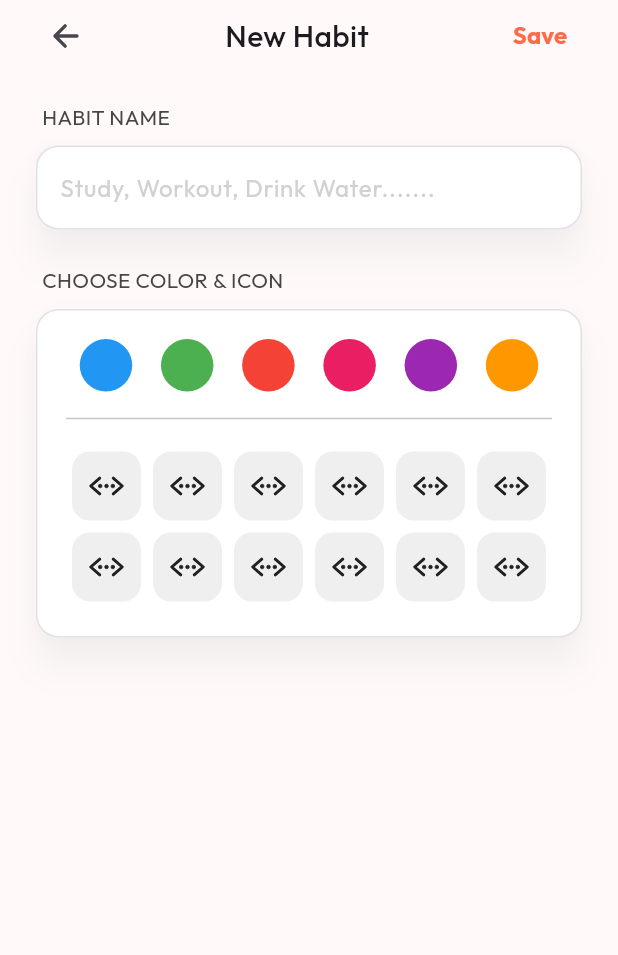
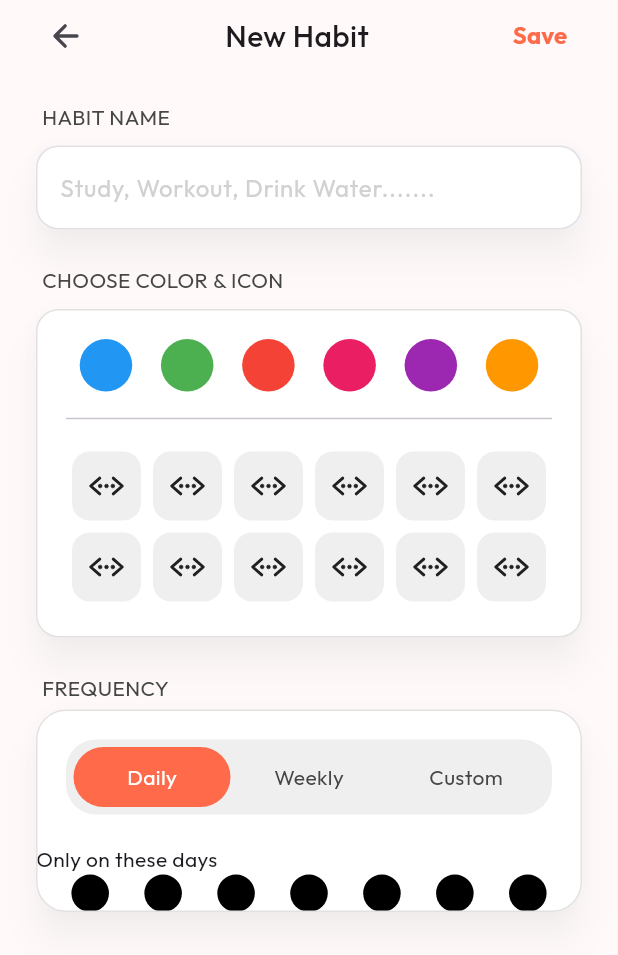
Before and after one commit to Preetham-Prasad-S/habit_tracker, a Flutter app: the screen it shows after launch, after a tap on an icon or button, on a phone screen of 412 x 824 dp. Shown: the top 955 px of the screen. Run offline on Flutter 3.47's test engine with Material 3 defaults, Android fonts, the phone set to English and light mode, and no system bars; our stand-ins replace get, google_fonts, ionicons, sqflite; accounts and stored records are empty.

Commit message:
HabitScreenForm : Partially completed the frequency section

```diff
--- a/lib/base_screen.dart
+++ b/lib/base_screen.dart
@@ -20,7 +20,7 @@ class BaseScreen extends StatelessWidget {
           Obx(
             () => IndexedStack(
               index: selectedPage.value,
-              children: [HomeScreen(), HabitFormScreen()],
+              children: [HomeScreen()],
             ),
           ),
           SizedBox(
--- a/lib/habit_form_screen.dart
+++ b/lib/habit_form_screen.dart
@@ -1,4 +1,5 @@
 import 'package:flutter/material.dart';
+import 'package:flutter/rendering.dart';
 import 'package:ionicons/ionicons.dart';
 import 'package:schedule_tracker/core/utils/app_colors.dart';
 
@@ -23,7 +24,9 @@ class HabitFormScreen extends StatelessWidget {
                       const HabitNameWidget(),
                       const SizedBox(height: 20),
                       const HabitColorIconWidget(),
-                      FrequencyWidget(),
+                      const SizedBox(height: 20),
+
+                      const FrequencyWidget(),
                     ],
                   ),
                 ),
@@ -36,14 +39,109 @@ class HabitFormScreen extends StatelessWidget {
   }
 }
 
-class FrequencyWidget extends StatelessWidget {
-  const FrequencyWidget({
-    super.key,
-  });
+class FrequencyWidget extends StatefulWidget {
+  const FrequencyWidget({super.key});
+
+  @override
+  State<FrequencyWidget> createState() => _FrequencyWidgetState();
+}
+
+class _FrequencyWidgetState extends State<FrequencyWidget> {
+  int selectedIndex = 0;
+
+  final List<String> selectedDays = const ["S", "S", "M", "T", "W", "T", "F"];
+
+  final List<String> frequencyTypes = const ["Daily", "Weekly", "Custom"];
 
   @override
   Widget build(BuildContext context) {
-    return const Column();
+    return Column(
+      crossAxisAlignment: CrossAxisAlignment.start,
+      children: [
+        const SectionTitleTextWidget(text: "FREQUENCY"),
+        Card(
+          shadowColor: AppColors.cardShadowColor,
+          color: AppColors.whiteColor,
+
+          shape: RoundedRectangleBorder(
+            borderRadius: BorderRadius.all(Radius.circular(20)),
+            side: BorderSide(color: AppColors.cardBorderColor),
+          ),
+          elevation: 10,
+          child: Column(
+            crossAxisAlignment: CrossAxisAlignment.start,
+            children: [
+              Card(
+                color: AppColors.greyBackdropColorLight,
+                shape: RoundedRectangleBorder(
+                  borderRadius: BorderRadius.all(Radius.circular(20)),
+                ),
+                elevation: 0,
+                margin: EdgeInsets.symmetric(vertical: 20, horizontal: 20),
+                child: Padding(
+                  padding: const EdgeInsets.symmetric(
+                    vertical: 5,
+                    horizontal: 5,
+                  ),
+                  child: Row(
+                    children: List.generate(
+                      frequencyTypes.length,
+                      (index) => Expanded(
+                        child: GestureDetector(
+                          onTap: () => setState(() {
+                            selectedIndex = index;
+                          }),
+                          child: Container(
+                            decoration: BoxDecoration(
+                              color: selectedIndex == index
+                                  ? AppColors.primaryColor
+                                  : Colors.transparent,
+                              borderRadius: BorderRadius.all(
+                                Radius.circular(20),
+                              ),
+                            ),
+                            height: 40,
+
+                            child: Align(
+                              alignment: Alignment.center,
+                              child: Text(
+                                frequencyTypes[index],
+                                style: TextStyle(
+                                  color: selectedIndex == index
+                                      ? AppColors.whiteColor
+                                      : AppColors.greyBackdropColorDark,
+                                ),
+                              ),
+                            ),
+                          ),
+                        ),
+                      ),
+                    ),
+                  ),
+                ),
+              ),
+
+              const Text("Only on these days"),
+
+              Row(
+                mainAxisAlignment: MainAxisAlignment.spaceEvenly,
+                children: List.generate(
+                  selectedDays.length,
+                  (index) => Container(
+                    height: 25,
+                    width: 25,
+                    decoration: ShapeDecoration(
+                      shape: CircleBorder(),
+                      color: Colors.black,
+                    ),
+                  ),
+                ),
+              ),
+            ],
+          ),
+        ),
+      ],
+    );
   }
 }
 
@@ -64,13 +162,7 @@ class HabitColorIconWidget extends StatelessWidget {
     return Column(
       crossAxisAlignment: CrossAxisAlignment.start,
       children: [
-        Padding(
-          padding: const EdgeInsets.only(left: 8.0),
-          child: Text(
-            "CHOOSE COLOR & ICON",
-            style: TextStyle(color: AppColors.greyBackdropColorDark),
-          ),
-        ),
+        const SectionTitleTextWidget(text: 'CHOOSE COLOR & ICON'),
         const SizedBox(height: 5),
         Card(
           shadowColor: AppColors.cardShadowColor,
@@ -125,6 +217,22 @@ class HabitColorIconWidget extends StatelessWidget {
   }
 }
 
+class SectionTitleTextWidget extends StatelessWidget {
+  final String text;
+  const SectionTitleTextWidget({super.key, required this.text});
+
+  @override
+  Widget build(BuildContext context) {
+    return Padding(
+      padding: const EdgeInsets.only(left: 8.0),
+      child: Text(
+        text,
+        style: TextStyle(color: AppColors.greyBackdropColorDark),
+      ),
+    );
+  }
+}
+
 class HabitNameWidget extends StatelessWidget {
   const HabitNameWidget({super.key});
 
@@ -140,13 +248,7 @@ class HabitNameWidget extends StatelessWidget {
     return Column(
       crossAxisAlignment: CrossAxisAlignment.start,
       children: [
-        Padding(
-          padding: const EdgeInsets.only(left: 8.0),
-          child: Text(
-            "HABIT NAME",
-            style: TextStyle(color: AppColors.greyBackdropColorDark),
-          ),
-        ),
+        SectionTitleTextWidget(text: "HABIT NAME"),
         const SizedBox(height: 5),
         Card(
           elevation: 10,
@@ -199,3 +301,60 @@ class HeaderWidget extends StatelessWidget {
     );
   }
 }
+
+class PeriodSelector extends StatefulWidget {
+  const PeriodSelector({super.key});
+
+  @override
+  State<PeriodSelector> createState() => _PeriodSelectorState();
+}
+
+class _PeriodSelectorState extends State<PeriodSelector> {
+  final List<String> periods = ['Daily', 'Weekly'];
+
+  int selectedIndex = 0;
+
+  @override
+  Widget build(BuildContext context) {
+    return Container(
+      height: 40,
+      padding: const EdgeInsets.all(4),
+      decoration: BoxDecoration(
+        color: const Color(0xFFF5F1F6),
+        borderRadius: BorderRadius.circular(30),
+      ),
+      child: Row(
+        children: List.generate(periods.length, (index) {
+          final isSelected = selectedIndex == index;
+
+          return Expanded(
+            child: GestureDetector(
+              onTap: () {
+                setState(() {
+                  selectedIndex = index;
+                });
+              },
+              child: Container(
+                alignment: Alignment.center,
+                decoration: BoxDecoration(
+                  color: isSelected
+                      ? const Color(0xFFFF684A)
+                      : Colors.transparent,
+                  borderRadius: BorderRadius.circular(30),
+                ),
+                child: Text(
+                  periods[index],
+                  style: TextStyle(
+                    color: isSelected ? Colors.white : const Color(0xFF352B35),
+                    fontSize: 14,
+                    fontWeight: isSelected ? FontWeight.w600 : FontWeight.w500,
+                  ),
+                ),
+              ),
+            ),
+          );
+        }),
+      ),
+    );
+  }
+}
--- a/lib/main.dart
+++ b/lib/main.dart
@@ -2,7 +2,9 @@ import 'package:flutter/material.dart';
 import 'package:flutter/services.dart';
 import 'package:get/get.dart';
 import 'package:google_fonts/google_fonts.dart';
+import 'package:schedule_tracker/base_screen.dart';
 import 'package:schedule_tracker/core/services/app_database.dart';
+import 'package:schedule_tracker/habit_form_screen.dart';
 import 'package:schedule_tracker/splash_screen.dart';
 
 Future<void> main() async {
@@ -27,7 +29,7 @@ class MyApp extends StatelessWidget {
   Widget build(BuildContext context) {
     return GetMaterialApp(
       debugShowCheckedModeBanner: false,
-      home: SplashScreen(),
+      home: BaseScreen(),
       theme: ThemeData(textTheme: GoogleFonts.outfitTextTheme()),
     );
   }
```
